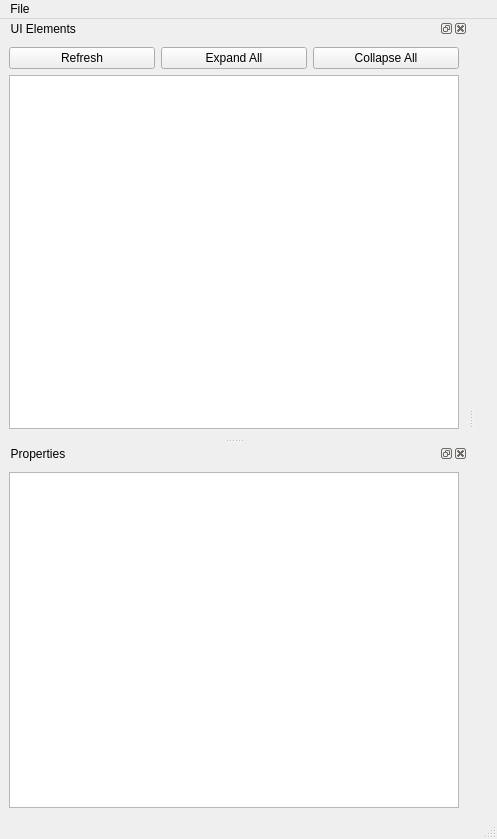
This is tools/debug/TreeView.ui in TrickPlay/Trickplay as Qt 5 draws it before an edit. The edited form follows.
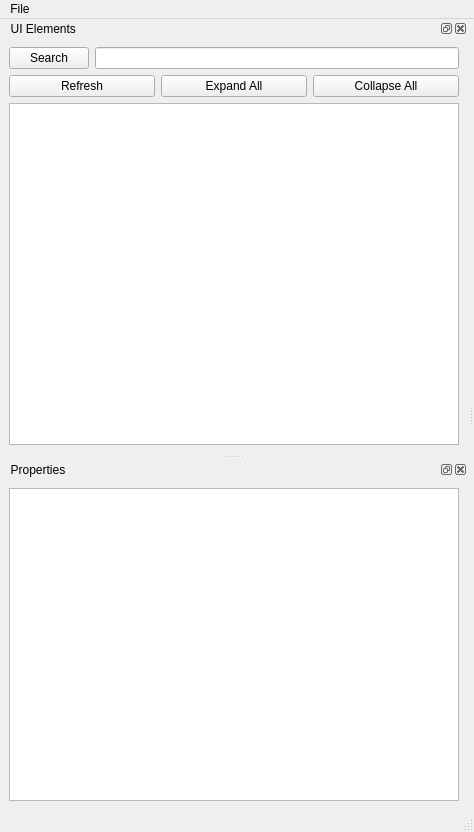
This is the edited form.

Commit message: Refresh redoes entire tree, then selects the selected element. Search by gid or name

```diff
--- a/tools/debug/TreeView.ui
+++ b/tools/debug/TreeView.ui
@@ -9,8 +9,8 @@
    <rect>
     <x>0</x>
     <y>0</y>
-    <width>497</width>
-    <height>839</height>
+    <width>464</width>
+    <height>832</height>
    </rect>
   </property>
   <property name="sizePolicy">
@@ -56,7 +56,7 @@
     <rect>
      <x>0</x>
      <y>0</y>
-     <width>497</width>
+     <width>464</width>
      <height>25</height>
     </rect>
    </property>
@@ -84,7 +84,7 @@
    </attribute>
    <widget class="QWidget" name="dockWidgetContents_2">
     <layout class="QGridLayout" name="gridLayout_2">
-     <item row="0" column="0">
+     <item row="2" column="0">
       <layout class="QHBoxLayout" name="horizontalLayout">
        <item>
         <widget class="QPushButton" name="button_Refresh">
@@ -109,7 +109,7 @@
        </item>
       </layout>
      </item>
-     <item row="1" column="0">
+     <item row="3" column="0">
       <widget class="QTreeView" name="inspector">
        <property name="sizePolicy">
         <sizepolicy hsizetype="Expanding" vsizetype="Expanding">
@@ -208,6 +208,24 @@
        </attribute>
       </widget>
      </item>
+     <item row="0" column="0">
+      <layout class="QHBoxLayout" name="horizontalLayout_5">
+       <item>
+        <widget class="QPushButton" name="button_Search">
+         <property name="text">
+          <string>Search</string>
+         </property>
+        </widget>
+       </item>
+       <item>
+        <widget class="QLineEdit" name="lineEdit">
+         <property name="text">
+          <string/>
+         </property>
+        </widget>
+       </item>
+      </layout>
+     </item>
     </layout>
    </widget>
   </widget>
```
The commit also changes 8 other files.
